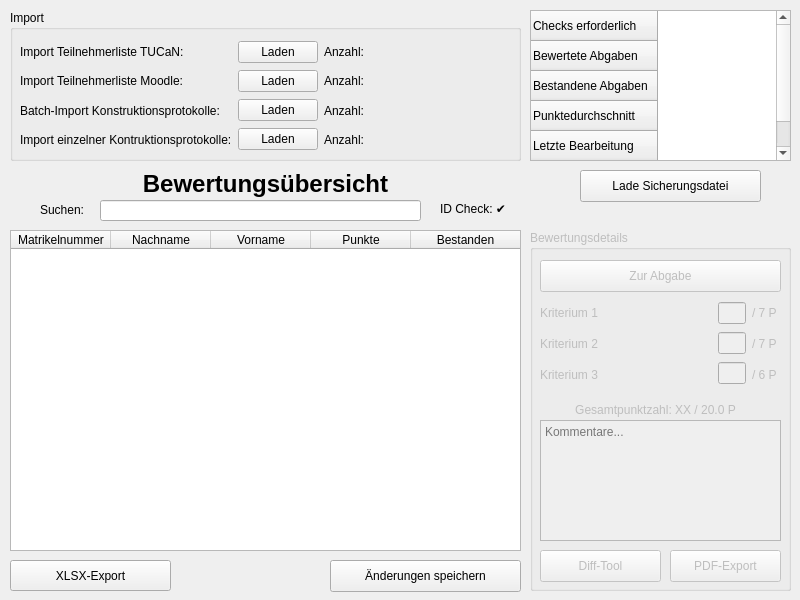
The window that gmvtestat.ui (Dimey/IIB_GMV-Testat) describes before a commit, drawn with Qt 5.
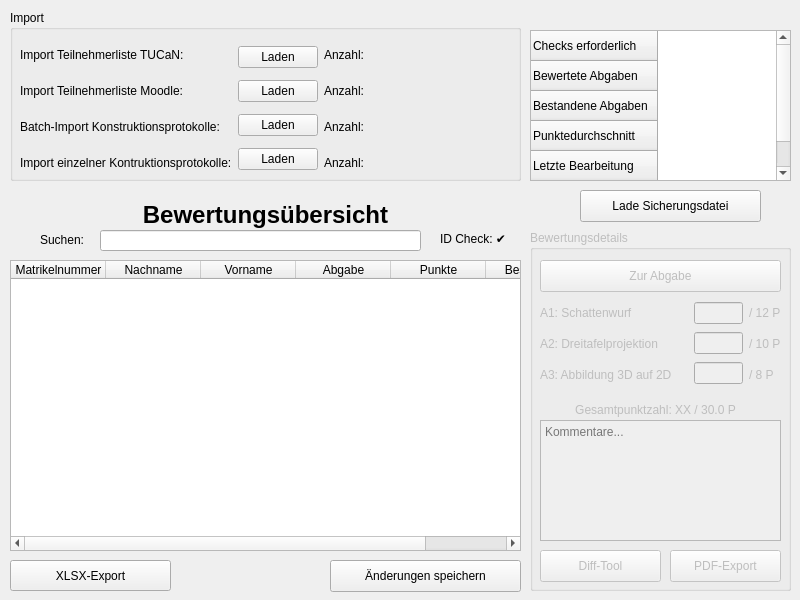
The same window after the commit. Icons and pictures are not drawn.

```diff
--- a/gmvtestat.ui
+++ b/gmvtestat.ui
@@ -10,6 +10,12 @@
     <height>600</height>
    </rect>
   </property>
+  <property name="sizePolicy">
+   <sizepolicy hsizetype="Preferred" vsizetype="Preferred">
+    <horstretch>0</horstretch>
+    <verstretch>0</verstretch>
+   </sizepolicy>
+  </property>
   <property name="windowTitle">
    <string>GMV-Testat</string>
   </property>
@@ -22,19 +28,34 @@
     <property name="geometry">
      <rect>
       <x>10</x>
-      <y>230</y>
+      <y>260</y>
       <width>511</width>
-      <height>321</height>
+      <height>291</height>
      </rect>
     </property>
     <property name="selectionBehavior">
      <enum>QAbstractItemView::SelectRows</enum>
     </property>
+    <property name="sortingEnabled">
+     <bool>false</bool>
+    </property>
     <property name="columnCount">
-     <number>5</number>
+     <number>6</number>
     </property>
+    <attribute name="horizontalHeaderCascadingSectionResizes">
+     <bool>false</bool>
+    </attribute>
+    <attribute name="horizontalHeaderMinimumSectionSize">
+     <number>50</number>
+    </attribute>
+    <attribute name="horizontalHeaderDefaultSectionSize">
+     <number>95</number>
+    </attribute>
     <attribute name="horizontalHeaderStretchLastSection">
-     <bool>true</bool>
+     <bool>false</bool>
+    </attribute>
+    <attribute name="verticalHeaderVisible">
+     <bool>false</bool>
     </attribute>
     <column>
      <property name="text">
@@ -51,6 +72,11 @@
       <string>Vorname</string>
      </property>
     </column>
+    <column>
+     <property name="text">
+      <string>Abgabe</string>
+     </property>
+    </column>
     <column>
      <property name="text">
       <string>Punkte</string>
@@ -66,7 +92,7 @@
     <property name="geometry">
      <rect>
       <x>440</x>
-      <y>200</y>
+      <y>230</y>
       <width>81</width>
       <height>16</height>
      </rect>
@@ -92,7 +118,7 @@
     <property name="geometry">
      <rect>
       <x>40</x>
-      <y>200</y>
+      <y>230</y>
       <width>61</width>
       <height>20</height>
      </rect>
@@ -118,7 +144,7 @@
     <property name="geometry">
      <rect>
       <x>580</x>
-      <y>170</y>
+      <y>190</y>
       <width>181</width>
       <height>32</height>
      </rect>
@@ -131,7 +157,7 @@
     <property name="geometry">
      <rect>
       <x>530</x>
-      <y>10</y>
+      <y>30</y>
       <width>261</width>
       <height>151</height>
      </rect>
@@ -169,7 +195,7 @@
     <property name="geometry">
      <rect>
       <x>100</x>
-      <y>200</y>
+      <y>230</y>
       <width>321</width>
       <height>21</height>
      </rect>
@@ -229,7 +255,7 @@
       </rect>
      </property>
      <property name="text">
-      <string>Gesamtpunktzahl: XX / 20.0 P</string>
+      <string>Gesamtpunktzahl: XX / 30.0 P</string>
      </property>
      <property name="textFormat">
       <enum>Qt::MarkdownText</enum>
@@ -264,7 +290,7 @@
       <string>Diff-Tool</string>
      </property>
     </widget>
-    <widget class="QWidget" name="">
+    <widget class="QWidget" name="layoutWidget">
      <property name="geometry">
       <rect>
        <x>10</x>
@@ -273,27 +299,27 @@
        <height>87</height>
       </rect>
      </property>
-     <layout class="QHBoxLayout" name="horizontalLayout_3" stretch="6,1,1">
+     <layout class="QHBoxLayout" name="horizontalLayout_3" stretch="6,2,1">
       <item>
        <layout class="QVBoxLayout" name="verticalLayout_5">
         <item>
          <widget class="QLabel" name="label_15">
           <property name="text">
-           <string>Kriterium 1</string>
+           <string>A1: Schattenwurf</string>
           </property>
          </widget>
         </item>
         <item>
          <widget class="QLabel" name="label_16">
           <property name="text">
-           <string>Kriterium 2</string>
+           <string>A2: Dreitafelprojektion</string>
           </property>
          </widget>
         </item>
         <item>
          <widget class="QLabel" name="label_17">
           <property name="text">
-           <string>Kriterium 3</string>
+           <string>A3: Abbildung 3D auf 2D</string>
           </property>
          </widget>
         </item>
@@ -317,21 +343,21 @@
         <item>
          <widget class="QLabel" name="label_18">
           <property name="text">
-           <string>/ 7 P</string>
+           <string>/ 12 P</string>
           </property>
          </widget>
         </item>
         <item>
          <widget class="QLabel" name="label_19">
           <property name="text">
-           <string>/ 7 P</string>
+           <string>/ 10 P</string>
           </property>
          </widget>
         </item>
         <item>
          <widget class="QLabel" name="label_20">
           <property name="text">
-           <string>/ 6 P</string>
+           <string>/ 8 P</string>
           </property>
          </widget>
         </item>
@@ -346,7 +372,7 @@
       <x>10</x>
       <y>10</y>
       <width>511</width>
-      <height>151</height>
+      <height>171</height>
      </rect>
     </property>
     <property name="title">
@@ -358,7 +384,7 @@
        <x>10</x>
        <y>30</y>
        <width>441</width>
-       <height>111</height>
+       <height>138</height>
       </rect>
      </property>
      <layout class="QHBoxLayout" name="horizontalLayout_2">
@@ -504,7 +530,7 @@
     <property name="geometry">
      <rect>
       <x>10</x>
-      <y>169</y>
+      <y>200</y>
       <width>511</width>
       <height>31</height>
      </rect>
```
Left out of the diff: 2 changed lines with no effect on the pictures.
